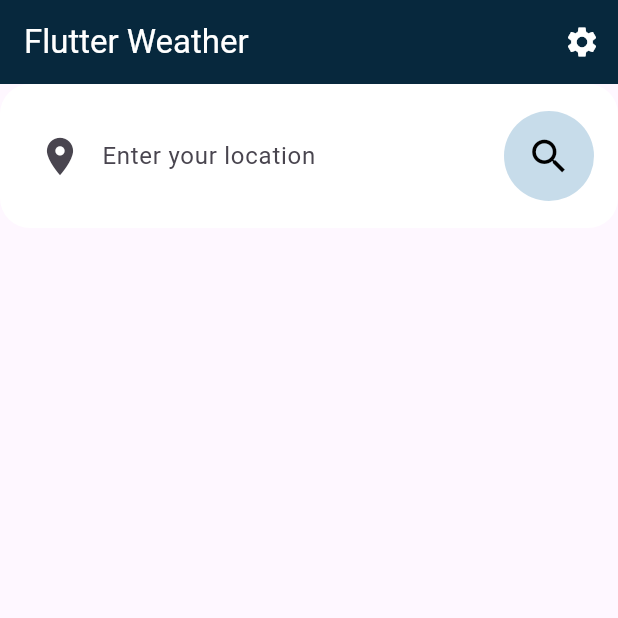
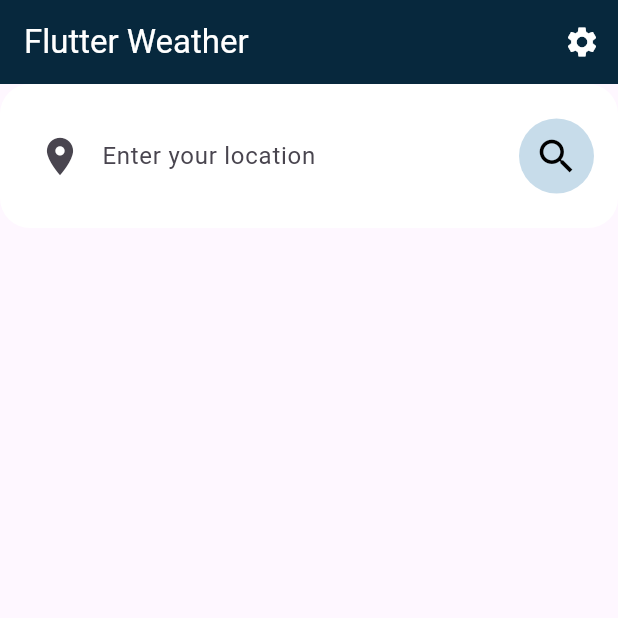
Before and after one commit to paulosabaini/flutter_weather, a Flutter app: the screen it shows after launch, on a phone screen of 412 x 824 dp, the top half of it. Run offline on Flutter 3.47's test engine with Material 2 defaults, Android fonts, the phone set to English and light mode, and no system bars; our stand-ins replace bloc, equatable, flutter_bloc, hydrated_bloc.

Commit message:
error widget

```diff
--- a/lib/weather/widgets/weather_search_bar.dart
+++ b/lib/weather/widgets/weather_search_bar.dart
@@ -36,7 +36,7 @@ class _WeatherSearchBarState extends State<WeatherSearchBar> {
             size: 30,
           ),
           suffixIcon: CircleAvatar(
-            radius: 30,
+            radius: 25,
             backgroundColor: const Color.fromARGB(255, 199, 220, 234),
             child: IconButton(
               onPressed: () async {
--- a/pubspec.yaml
+++ b/pubspec.yaml
@@ -30,4 +30,4 @@ dev_dependencies:
 flutter:
   uses-material-design: true
   assets:
-    - assets/
+    - assets/images/
```
Also changed, not shown: lib/weather/widgets/weather_error.dart (+15 -2 lines), assets/images/404.png (added).
